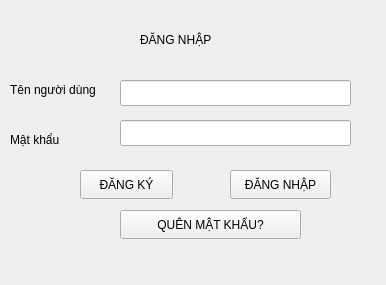
First picture: the form in login.ui, repository suofujita/nekolibro, before the edit.
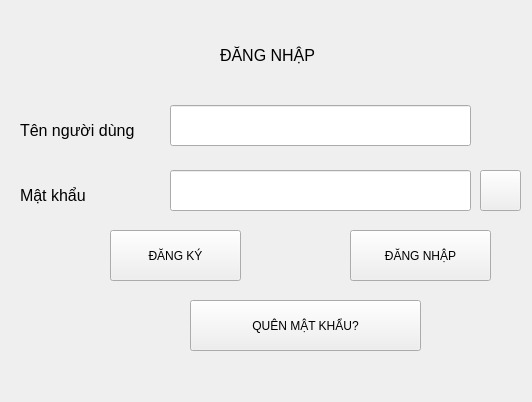
Second picture: the form after the edit. Icons and pictures are not drawn.

The edit to the form file:
```diff
--- a/login.ui
+++ b/login.ui
@@ -6,8 +6,8 @@
    <rect>
     <x>0</x>
     <y>0</y>
-    <width>386</width>
-    <height>285</height>
+    <width>532</width>
+    <height>402</height>
    </rect>
   </property>
   <property name="windowTitle">
@@ -16,38 +16,63 @@
   <widget class="QPushButton" name="create_account_button">
    <property name="geometry">
     <rect>
-     <x>80</x>
-     <y>170</y>
-     <width>93</width>
-     <height>29</height>
+     <x>110</x>
+     <y>230</y>
+     <width>131</width>
+     <height>51</height>
     </rect>
    </property>
    <property name="text">
     <string>ĐĂNG KÝ</string>
    </property>
+   <property name="icon">
+    <iconset resource="galeries.qrc">
+     <normaloff>:/image/add_account.png</normaloff>:/image/add_account.png</iconset>
+   </property>
+   <property name="iconSize">
+    <size>
+     <width>40</width>
+     <height>40</height>
+    </size>
+   </property>
   </widget>
   <widget class="QPushButton" name="reset_password_button">
    <property name="geometry">
     <rect>
-     <x>120</x>
-     <y>210</y>
-     <width>181</width>
-     <height>29</height>
+     <x>190</x>
+     <y>300</y>
+     <width>231</width>
+     <height>51</height>
     </rect>
    </property>
    <property name="text">
     <string>QUÊN MẬT KHẨU?</string>
    </property>
+   <property name="icon">
+    <iconset resource="galeries.qrc">
+     <normaloff>:/image/resetpass.png</normaloff>:/image/resetpass.png</iconset>
+   </property>
+   <property name="iconSize">
+    <size>
+     <width>35</width>
+     <height>35</height>
+    </size>
+   </property>
   </widget>
   <widget class="QLabel" name="label_2">
    <property name="geometry">
     <rect>
-     <x>10</x>
-     <y>130</y>
+     <x>20</x>
+     <y>180</y>
      <width>81</width>
-     <height>20</height>
+     <height>31</height>
     </rect>
    </property>
+   <property name="font">
+    <font>
+     <pointsize>12</pointsize>
+    </font>
+   </property>
    <property name="text">
     <string>Mật khẩu</string>
    </property>
@@ -55,25 +80,40 @@
   <widget class="QPushButton" name="login_button">
    <property name="geometry">
     <rect>
-     <x>230</x>
-     <y>170</y>
-     <width>101</width>
-     <height>29</height>
+     <x>350</x>
+     <y>230</y>
+     <width>141</width>
+     <height>51</height>
     </rect>
    </property>
    <property name="text">
     <string>ĐĂNG NHẬP</string>
    </property>
+   <property name="icon">
+    <iconset resource="galeries.qrc">
+     <normaloff>:/image/login.png</normaloff>:/image/login.png</iconset>
+   </property>
+   <property name="iconSize">
+    <size>
+     <width>35</width>
+     <height>35</height>
+    </size>
+   </property>
   </widget>
   <widget class="QLabel" name="label">
    <property name="geometry">
     <rect>
-     <x>10</x>
-     <y>80</y>
-     <width>121</width>
-     <height>20</height>
+     <x>20</x>
+     <y>110</y>
+     <width>161</width>
+     <height>41</height>
     </rect>
    </property>
+   <property name="font">
+    <font>
+     <pointsize>12</pointsize>
+    </font>
+   </property>
    <property name="text">
     <string>Tên người dùng</string>
    </property>
@@ -81,12 +121,17 @@
   <widget class="QLabel" name="label_3">
    <property name="geometry">
     <rect>
-     <x>140</x>
-     <y>30</y>
-     <width>111</width>
-     <height>20</height>
+     <x>220</x>
+     <y>40</y>
+     <width>141</width>
+     <height>31</height>
     </rect>
    </property>
+   <property name="font">
+    <font>
+     <pointsize>12</pointsize>
+    </font>
+   </property>
    <property name="text">
     <string>ĐĂNG NHẬP </string>
    </property>
@@ -94,36 +139,91 @@
   <widget class="QLineEdit" name="password_edit">
    <property name="geometry">
     <rect>
-     <x>120</x>
-     <y>120</y>
-     <width>231</width>
-     <height>26</height>
+     <x>170</x>
+     <y>170</y>
+     <width>301</width>
+     <height>41</height>
     </rect>
    </property>
+   <property name="echoMode">
+    <enum>QLineEdit::EchoMode::Password</enum>
+   </property>
   </widget>
   <widget class="QLineEdit" name="username_edit">
    <property name="geometry">
     <rect>
-     <x>120</x>
-     <y>80</y>
-     <width>231</width>
-     <height>26</height>
+     <x>170</x>
+     <y>105</y>
+     <width>301</width>
+     <height>41</height>
     </rect>
+   </property>
+   <property name="font">
+    <font>
+     <pointsize>12</pointsize>
+    </font>
+   </property>
+  </widget>
+  <widget class="QLabel" name="label_4">
+   <property name="geometry">
+    <rect>
+     <x>40</x>
+     <y>10</y>
+     <width>91</width>
+     <height>81</height>
+    </rect>
+   </property>
+   <property name="text">
+    <string/>
+   </property>
+   <property name="pixmap">
+    <pixmap resource="galeries.qrc">:/image/welcome_17813107.png</pixmap>
+   </property>
+   <property name="scaledContents">
+    <bool>true</bool>
    </property>
   </widget>
   <widget class="QLabel" name="status_label">
    <property name="geometry">
     <rect>
-     <x>60</x>
-     <y>250</y>
-     <width>281</width>
-     <height>20</height>
+     <x>20</x>
+     <y>360</y>
+     <width>461</width>
+     <height>31</height>
     </rect>
    </property>
+   <property name="font">
+    <font>
+     <pointsize>16</pointsize>
+    </font>
+   </property>
    <property name="text">
     <string/>
    </property>
   </widget>
+  <widget class="QPushButton" name="eye">
+   <property name="geometry">
+    <rect>
+     <x>480</x>
+     <y>170</y>
+     <width>41</width>
+     <height>41</height>
+    </rect>
+   </property>
+   <property name="text">
+    <string/>
+   </property>
+   <property name="icon">
+    <iconset>
+     <normaloff>eye.png</normaloff>eye.png</iconset>
+   </property>
+   <property name="iconSize">
+    <size>
+     <width>41</width>
+     <height>41</height>
+    </size>
+   </property>
+  </widget>
  </widget>
  <resources/>
  <connections/>
```
Left out of the diff: 4 changed lines with no effect on the pictures.
